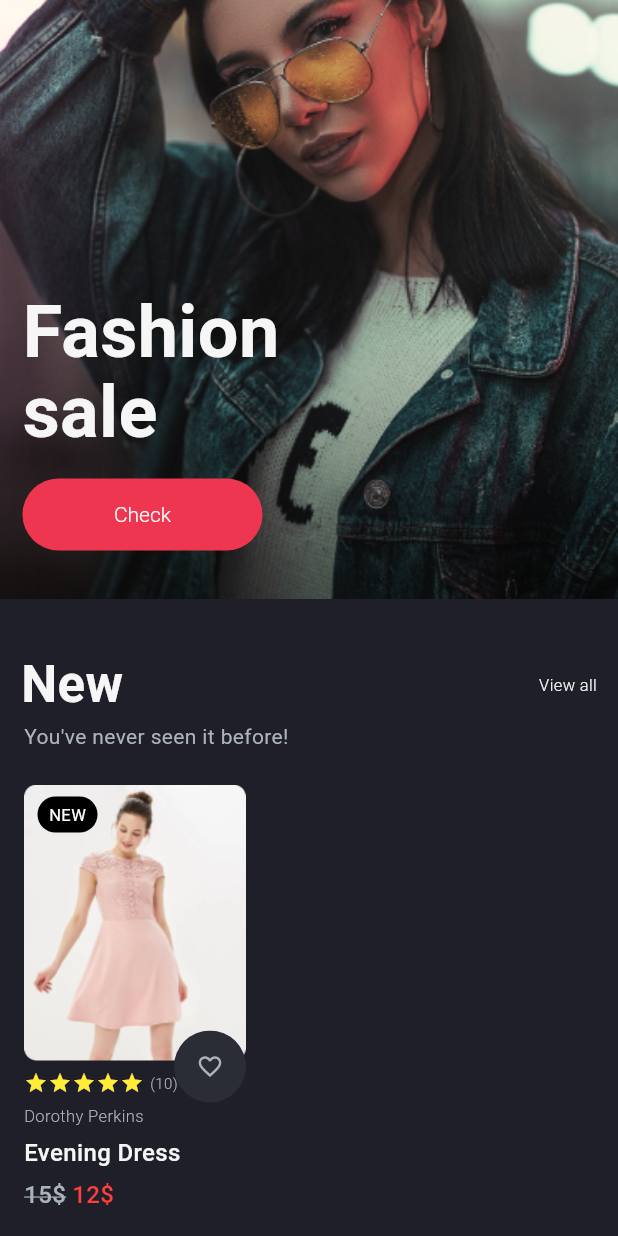
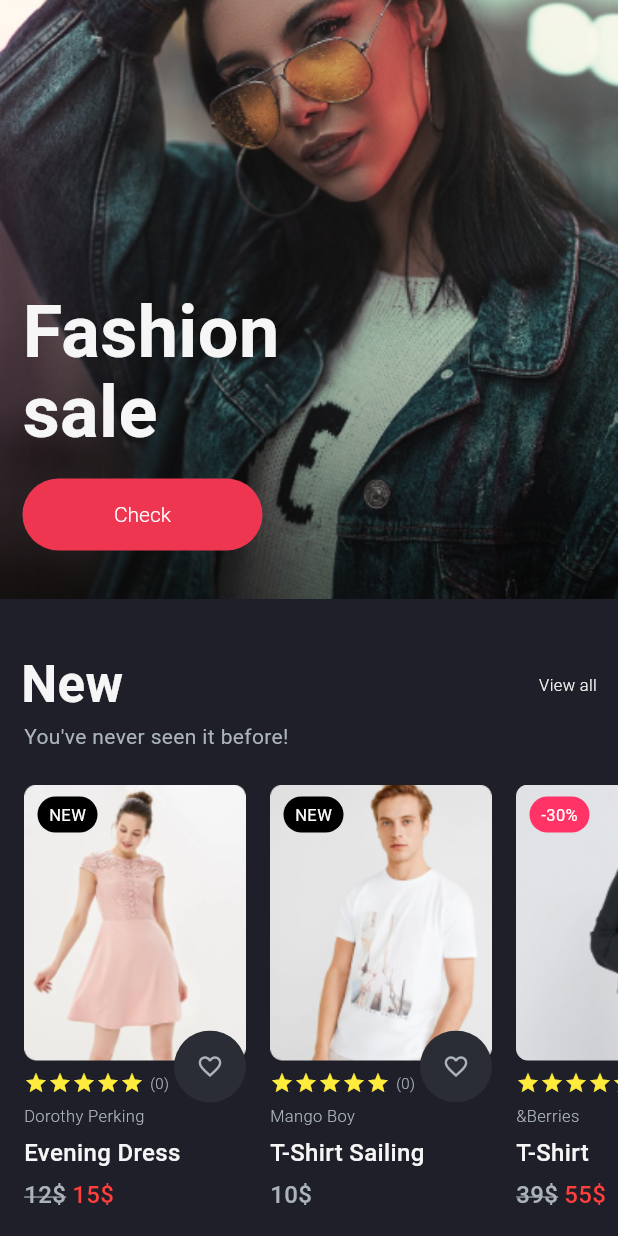
Before and after one commit to kchasiotis/portofolio_e_commerce, a Flutter app: the Home screen opened by its route, scrolled down 137 dp, on a phone screen of 412 x 824 dp. Run offline on Flutter 3.47's test engine with Material 3 defaults, Android fonts, the phone set to English and light mode, and no system bars.

Commit message:
Implements product card

```diff
--- /dev/null
+++ b/lib/models/Product.dart
@@ -0,0 +1,18 @@
+class Product {
+  final String label;
+  final String brandName;
+  final String description;
+  final int price;
+  final int? discountPrice;
+  final String image;
+  final int reviewsNumber;
+
+  Product(
+      {required this.label,
+      required this.brandName,
+      required this.description,
+      required this.price,
+      this.discountPrice,
+      required this.image,
+      required this.reviewsNumber});
+}
--- a/lib/pages/home_screen/home.dart
+++ b/lib/pages/home_screen/home.dart
@@ -2,6 +2,7 @@ import 'package:flutter/cupertino.dart';
 import 'package:flutter/material.dart';
 import 'package:portofolio_e_commerce/pages/product_card/product_card.dart';
 
+import '../../models/Product.dart';
 import '../../widgets/headers.dart';
 
 class Home extends StatelessWidget {
@@ -51,13 +52,13 @@ class Home extends StatelessWidget {
                                     const TextStyle(
                                         fontSize: 14,
                                         fontWeight: FontWeight.w300))),
-                            child: Text('Check'),
+                            child: const Text('Check'),
                           )
                         ]),
                   ),
                 )
               ])),
-          const Column(
+          Column(
             crossAxisAlignment: CrossAxisAlignment.start,
             children: [
               SizedBox(height: 33),
@@ -88,7 +89,40 @@ class Home extends StatelessWidget {
                     scrollDirection: Axis.horizontal,
                     child: Row(
                       children: [
-                        ProductCard(image: 'product1.png', topLabel: 'NEW', labelColor: Colors.black),
+                        ProductCard(
+                          labelColor: Colors.black,
+                          product: new Product(
+                              image: 'product1.png',
+                              label: 'NEW',
+                              brandName: 'Dorothy Perking',
+                              description: 'Evening Dress',
+                              price: 15,
+                              discountPrice: 12,
+                              reviewsNumber: 0),
+                        ),
+                        SizedBox(width: 16),
+                        ProductCard(
+                          labelColor: Colors.black,
+                          product: new Product(
+                              image: 'product2.png',
+                              label: 'NEW',
+                              brandName: 'Mango Boy',
+                              description: 'T-Shirt Sailing',
+                              price: 10,
+                              reviewsNumber: 0),
+                        ),
+                        SizedBox(width: 16),
+                        ProductCard(
+                          labelColor: Color(0xffFF3365),
+                          product: new Product(
+                              image: 'product3.png',
+                              label: '-30%',
+                              brandName: '&Berries',
+                              description: 'T-Shirt',
+                              price: 55,
+                              discountPrice: 39,
+                              reviewsNumber: 0),
+                        ),
                         SizedBox(width: 16),
                       ],
                     )),
--- a/lib/pages/product_card/product_card.dart
+++ b/lib/pages/product_card/product_card.dart
@@ -1,14 +1,11 @@
 import 'package:flutter/material.dart';
+import 'package:portofolio_e_commerce/models/Product.dart';
 
 class ProductCard extends StatelessWidget {
   const ProductCard(
-      {super.key,
-      required this.image,
-      required this.topLabel,
-      required this.labelColor});
+      {super.key, required this.product, required this.labelColor});
 
-  final String image;
-  final String topLabel;
+  final Product product;
   final Color labelColor;
 
   @override
@@ -23,7 +20,7 @@ class ProductCard extends StatelessWidget {
             decoration: BoxDecoration(
                 borderRadius: BorderRadius.circular(8),
                 image: DecorationImage(
-                  image: AssetImage('assets/images/${image}'),
+                  image: AssetImage('assets/images/${product.image}'),
                   fit: BoxFit.cover,
                 )),
             child: Padding(
@@ -35,54 +32,39 @@ class ProductCard extends StatelessWidget {
                       borderRadius: BorderRadius.circular(16)),
                   width: 40,
                   height: 24,
-                  child: Text(topLabel,
+                  child: Text(product.label,
                       style:
                           const TextStyle(color: Colors.white, fontSize: 11)),
                 ))),
 
         const SizedBox(height: 7),
-        const Row(children: [
-          Icon(Icons.star, color: Colors.yellow, size: 16),
-          Icon(Icons.star, color: Colors.yellow, size: 16),
-          Icon(Icons.star, color: Colors.yellow, size: 16),
-          Icon(Icons.star, color: Colors.yellow, size: 16),
-          Icon(Icons.star, color: Colors.yellow, size: 16),
-          SizedBox(width: 4),
-          Text('(10)',
-              style: TextStyle(
+        Row(children: [
+          const Icon(Icons.star, color: Colors.yellow, size: 16),
+          const Icon(Icons.star, color: Colors.yellow, size: 16),
+          const Icon(Icons.star, color: Colors.yellow, size: 16),
+          const Icon(Icons.star, color: Colors.yellow, size: 16),
+          const Icon(Icons.star, color: Colors.yellow, size: 16),
+          const SizedBox(width: 4),
+          Text('(${product.reviewsNumber})',
+              style: const TextStyle(
                   fontSize: 10,
                   fontWeight: FontWeight.w300,
                   color: Color(0xffABB4BD)))
         ]),
         const SizedBox(height: 6),
-        const Text('Dorothy Perkins',
-            style: TextStyle(
+        Text(product.brandName,
+            style: const TextStyle(
                 fontSize: 11,
                 fontWeight: FontWeight.w300,
                 color: Color(0xffABB4BD))),
         const SizedBox(height: 5),
-        const Text('Evening Dress',
-            style: TextStyle(
+        Text(product.description,
+            style: const TextStyle(
                 fontSize: 16,
                 fontWeight: FontWeight.w500,
                 color: Color(0xffF6F6F6))),
         const SizedBox(height: 5),
-        Row(children: [
-          const Text('15\$',
-              style: TextStyle(
-                  fontSize: 16,
-                  fontWeight: FontWeight.w500,
-                  decoration: TextDecoration.lineThrough,
-                  decorationColor: Color(0xffABB4BD),
-                  color: Color(0xffABB4BD))),
-          SizedBox(width: 4),
-          const Text('12\$',
-              style: TextStyle(
-                  fontSize: 16,
-                  fontWeight: FontWeight.w500,
-                  color: Color(0xffFF3E3E)))
-
-        ]),
+        ProductPrice(price: product.price, discountPrice: product.discountPrice)
       ]),
       Positioned(
           right: 0,
@@ -94,10 +76,46 @@ class ProductCard extends StatelessWidget {
                     color: Color(0xff2A2C36), shape: CircleBorder()),
                 child: IconButton(
                   onPressed: () {},
-                  icon: const Icon(Icons.favorite_border, color: Color(0xffABB4BD)),
+                  icon: const Icon(Icons.favorite_border,
+                      color: Color(0xffABB4BD)),
                   iconSize: 18,
                 ),
               ))),
     ]);
   }
 }
+
+class ProductPrice extends StatelessWidget {
+  const ProductPrice(
+      {super.key, required this.price, required this.discountPrice});
+
+  final int price;
+  final int? discountPrice;
+
+  @override
+  Widget build(BuildContext context) {
+    if (discountPrice == null) {
+      return Text('${price}\$',
+          style: const TextStyle(
+              fontSize: 16,
+              fontWeight: FontWeight.w500,
+              color: Color(0xffABB4BD)));
+    } else {
+      return Row(children: [
+        Text('${discountPrice}\$',
+            style: const TextStyle(
+                fontSize: 16,
+                fontWeight: FontWeight.w500,
+                decoration: TextDecoration.lineThrough,
+                decorationColor: Color(0xffABB4BD),
+                color: Color(0xffABB4BD))),
+        const SizedBox(width: 4),
+        Text('${price}\$',
+            style: const TextStyle(
+                fontSize: 16,
+                fontWeight: FontWeight.w500,
+                color: Color(0xffFF3E3E)))
+      ]);
+    }
+  }
+}
```
Also changed, not shown: assets/images/product2.png (added), assets/images/product3.png (added).
